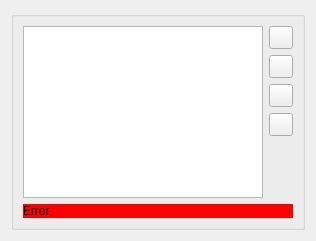
First picture: the form in src/plugins/qt4projectmanager/qt-s60/s60devicespreferencepane.ui, repository qt-creator/qt-creator, before the edit.
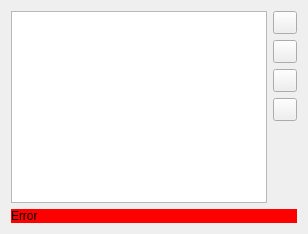
Second picture: the form after the edit.

Commit message: Settings pages: Remove group box from Symbian, kill uic warning.

What changed in the file:
```diff
--- a/src/plugins/qt4projectmanager/qt-s60/s60devicespreferencepane.ui
+++ b/src/plugins/qt4projectmanager/qt-s60/s60devicespreferencepane.ui
@@ -2,20 +2,9 @@
 <ui version="4.0">
  <class>Qt4ProjectManager::Internal::S60DevicesPreferencePane</class>
  <widget class="QWidget" name="Qt4ProjectManager::Internal::S60DevicesPreferencePane">
-  <property name="geometry">
-   <rect>
-    <x>0</x>
-    <y>0</y>
-    <width>316</width>
-    <height>241</height>
-   </rect>
-  </property>
   <property name="windowTitle">
    <string>Form</string>
   </property>
-  <layout class="QVBoxLayout" name="verticalLayout_2">
-   <item>
-    <widget class="QGroupBox" name="groupBox">
      <layout class="QVBoxLayout" name="verticalLayout">
       <item>
        <layout class="QHBoxLayout" name="horizontalLayout">
@@ -96,9 +85,6 @@
         <property name="textInteractionFlags">
          <set>Qt::LinksAccessibleByMouse|Qt::TextSelectableByMouse</set>
         </property>
-       </widget>
-      </item>
-     </layout>
     </widget>
    </item>
   </layout>
```
Lines whose indentation alone changed are shown as unchanged. The commit also changes 1 other file.
